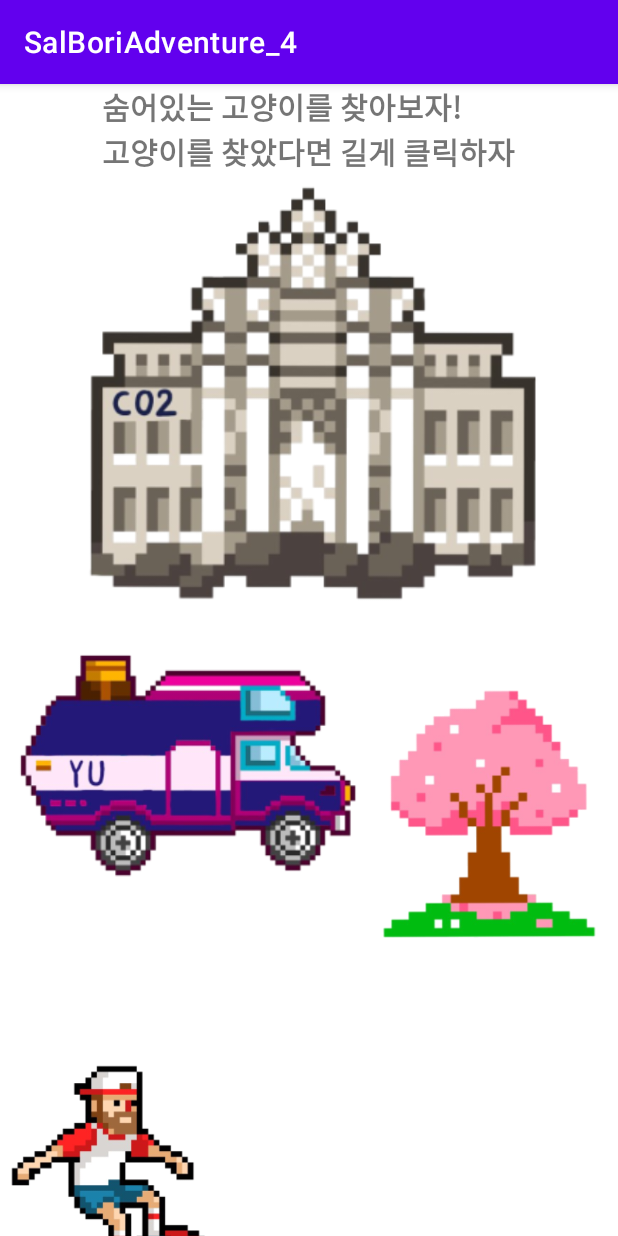
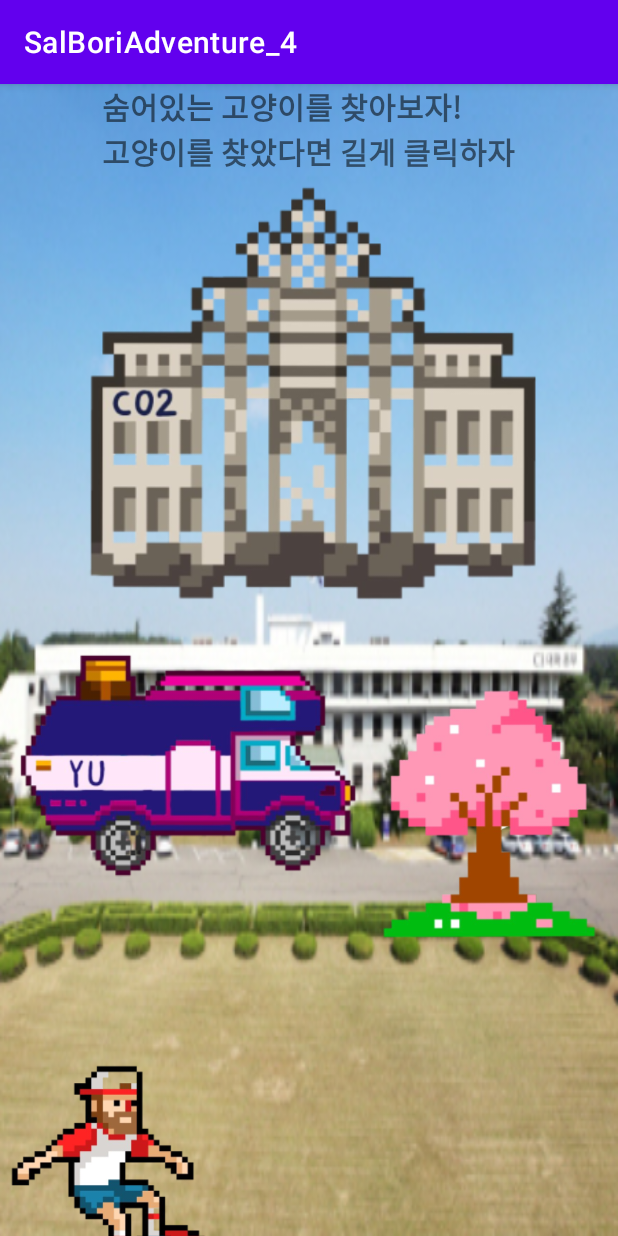
Before and after one commit to blueCreators/SsalBoriAdventure, an Android app: the screen it shows after launch (MainActivity), on a phone screen of 412 x 824 dp. Run offline under Robolectric (Android 15) with nearby library versions, the phone set to English and light mode, and no system bars.

Commit message:
mini game 4

```diff
--- a/app/src/main/res/layout/activity_main.xml
+++ b/app/src/main/res/layout/activity_main.xml
@@ -5,7 +5,8 @@
     android:layout_width="match_parent"
     android:layout_height="match_parent"
     tools:context=".MainActivity"
-    android:orientation="vertical">
+    android:orientation="vertical"
+    android:background="@drawable/yubackground">
 
     <TextView
         android:layout_width="wrap_content"
```
Also changed, not shown: app/src/main/res/drawable/yubackground.jpeg (added).
